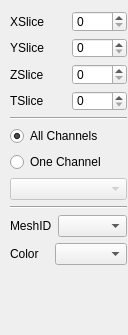
This is branches/GoFigure2Beta/Code/GUI/lib/VisualizationDockWidget.ui in gofigure2/GoFigure2 as Qt 5 draws it before an edit. The edited form follows.
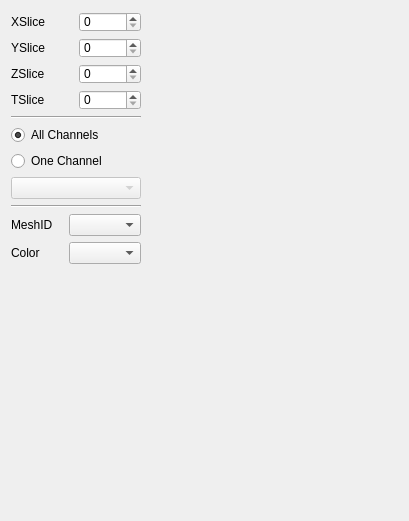
This is the edited form.

Commit message: the combobox for the color contains the name of the color and an Icon to view the actual color

```diff
--- a/branches/GoFigure2Beta/Code/GUI/lib/VisualizationDockWidget.ui
+++ b/branches/GoFigure2Beta/Code/GUI/lib/VisualizationDockWidget.ui
@@ -6,24 +6,24 @@
    <rect>
     <x>0</x>
     <y>0</y>
-    <width>128</width>
-    <height>335</height>
+    <width>409</width>
+    <height>521</height>
    </rect>
   </property>
   <property name="windowTitle">
    <string>Visualization</string>
   </property>
   <widget class="QWidget" name="dockWidgetContents">
-   <widget class="QWidget" name="">
+   <widget class="QWidget" name="layoutWidget">
     <property name="geometry">
      <rect>
-      <x>10</x>
-      <y>11</y>
-      <width>117</width>
-      <height>254</height>
+      <x>11</x>
+      <y>12</y>
+      <width>130</width>
+      <height>252</height>
      </rect>
     </property>
-    <layout class="QVBoxLayout" name="verticalLayout_3">
+    <layout class="QVBoxLayout" name="verticalLayout_2">
      <item>
       <layout class="QGridLayout" name="gridLayout">
        <property name="spacing">
@@ -135,8 +135,6 @@
       </widget>
      </item>
      <item>
-      <layout class="QVBoxLayout" name="verticalLayout_2">
-       <item>
         <layout class="QHBoxLayout" name="horizontalLayout">
          <item>
           <widget class="QLabel" name="CollectionIDLbl">
@@ -161,8 +159,6 @@
          </item>
          <item>
           <widget class="QComboBox" name="ColorCollectionBox"/>
-         </item>
-        </layout>
        </item>
       </layout>
      </item>
```
Lines whose indentation alone changed are shown as unchanged. The commit also changes 2 other files.
